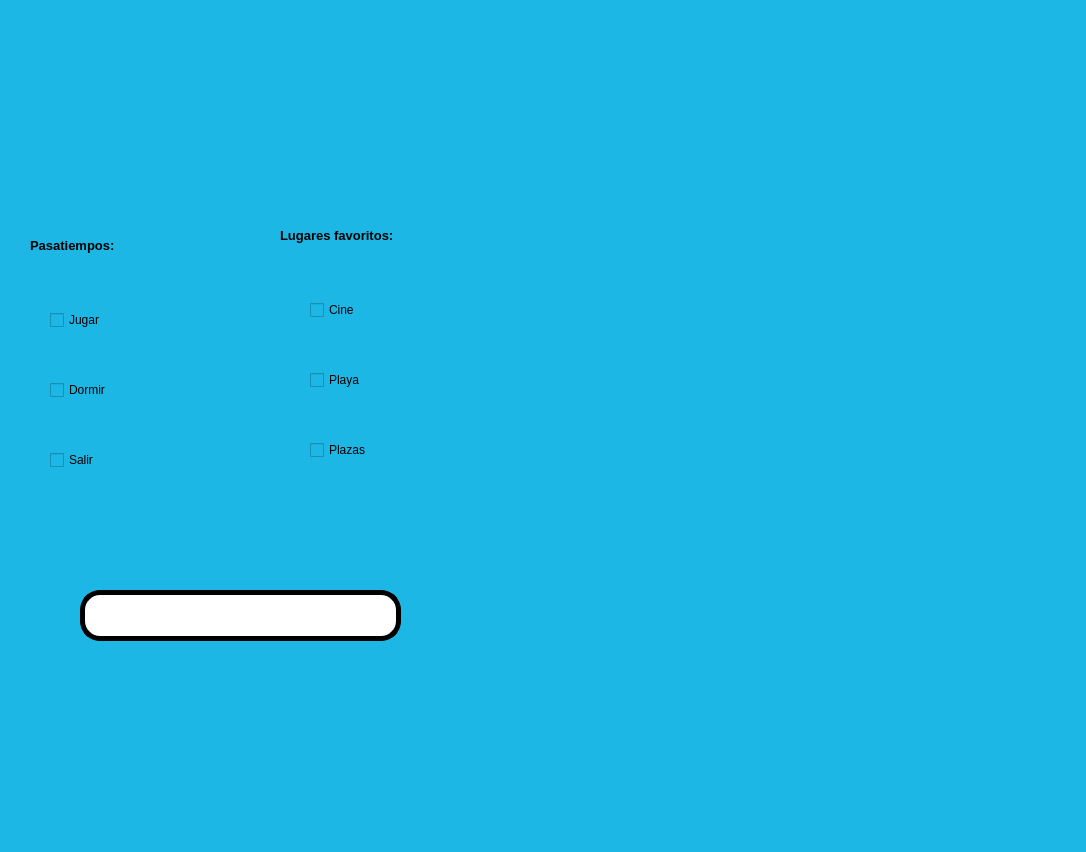
Qt form PIP_2025_Eq1/Unidad 2/P18_Checkbox_v2.ui (juliancruz98/PIP_2025_Eq1) before a commit.
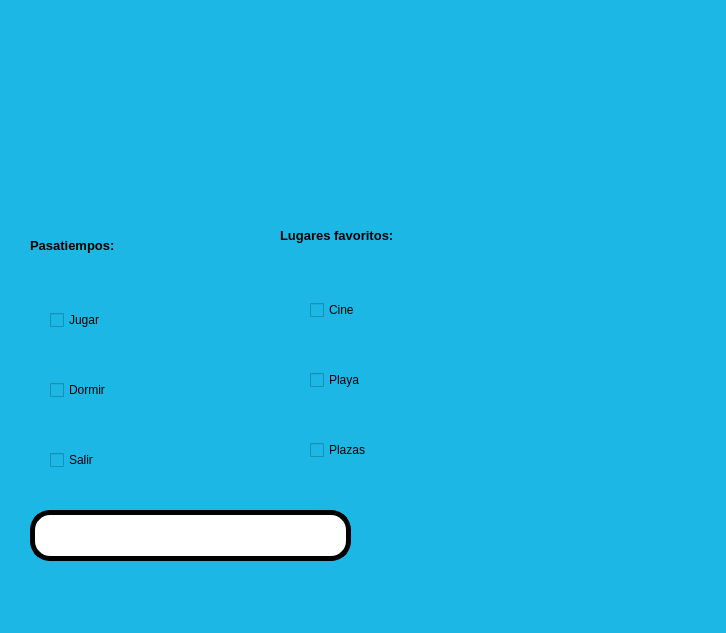
The same form after that commit. Icons and pictures are not drawn.

Diff of the .ui file:
```diff
--- a/PIP_2025_Eq1/Unidad 2/P18_Checkbox_v2.ui
+++ b/PIP_2025_Eq1/Unidad 2/P18_Checkbox_v2.ui
@@ -6,8 +6,8 @@
    <rect>
     <x>0</x>
     <y>0</y>
-    <width>1086</width>
-    <height>852</height>
+    <width>726</width>
+    <height>633</height>
    </rect>
   </property>
   <property name="windowTitle">
@@ -23,8 +23,8 @@
      <rect>
       <x>10</x>
       <y>20</y>
-      <width>191</width>
-      <height>161</height>
+      <width>151</width>
+      <height>131</height>
      </rect>
     </property>
     <property name="styleSheet">
@@ -63,8 +63,8 @@
    <widget class="QLineEdit" name="txt_temporizador">
     <property name="geometry">
      <rect>
-      <x>80</x>
-      <y>590</y>
+      <x>30</x>
+      <y>510</y>
       <width>321</width>
       <height>51</height>
      </rect>
@@ -93,8 +93,8 @@
      <rect>
       <x>280</x>
       <y>30</y>
-      <width>191</width>
-      <height>161</height>
+      <width>201</width>
+      <height>111</height>
      </rect>
     </property>
     <property name="styleSheet">
@@ -113,10 +113,10 @@
    <widget class="QLabel" name="label_7">
     <property name="geometry">
      <rect>
-      <x>570</x>
-      <y>200</y>
-      <width>421</width>
-      <height>341</height>
+      <x>480</x>
+      <y>290</y>
+      <width>231</width>
+      <height>191</height>
      </rect>
     </property>
     <property name="text">
```
Left out of the diff: 8 changed lines with no effect on the pictures.
